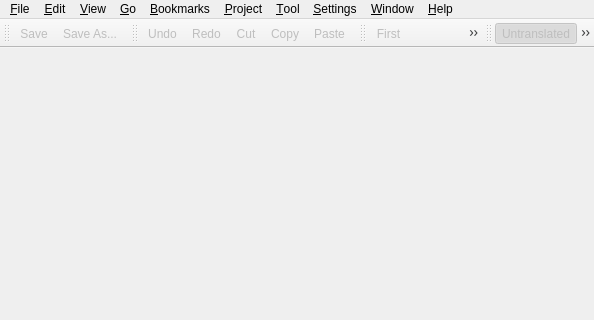
Above: pootling/ui/MainEditor.ui from cc-archive/pootle before the change; both pictures show x 0 to 594 and y 0 to 320 of the 594 by 487 pixel window. Below: the same form after it.
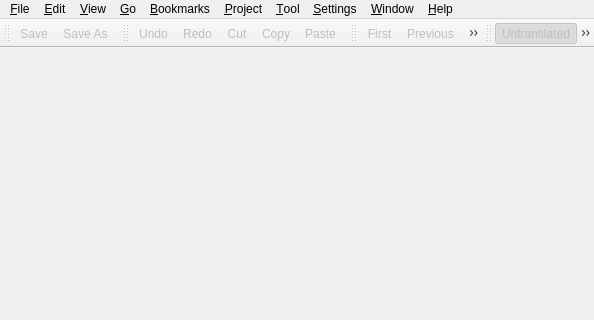
That is the form after the change. Icons and pictures are not drawn.

Commit message: uniform docstrings

What changed in the file:
```diff
--- a/pootling/ui/MainEditor.ui
+++ b/pootling/ui/MainEditor.ui
@@ -328,7 +328,7 @@
     <string>Save &amp;As...</string>
    </property>
    <property name="iconText" >
-    <string>Save As...</string>
+    <string>Save As</string>
    </property>
    <property name="toolTip" >
     <string>Save As...</string>
```
Left out of the diff: 92 changed lines with no effect on the pictures. The commit also changes 1 other file.
